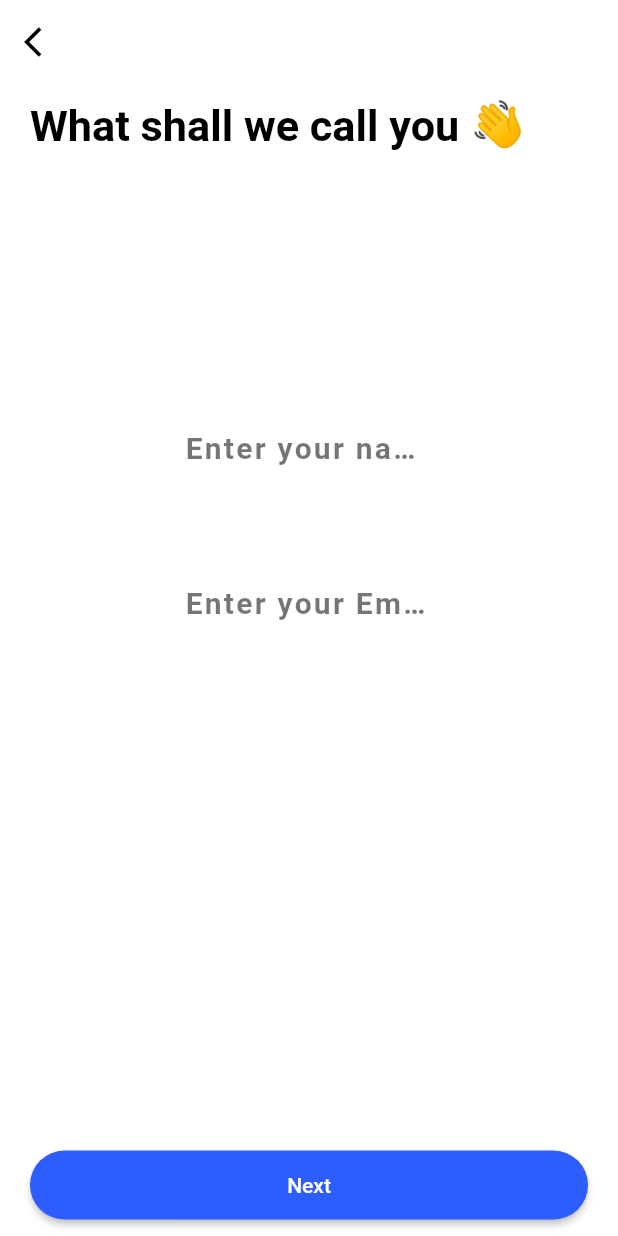
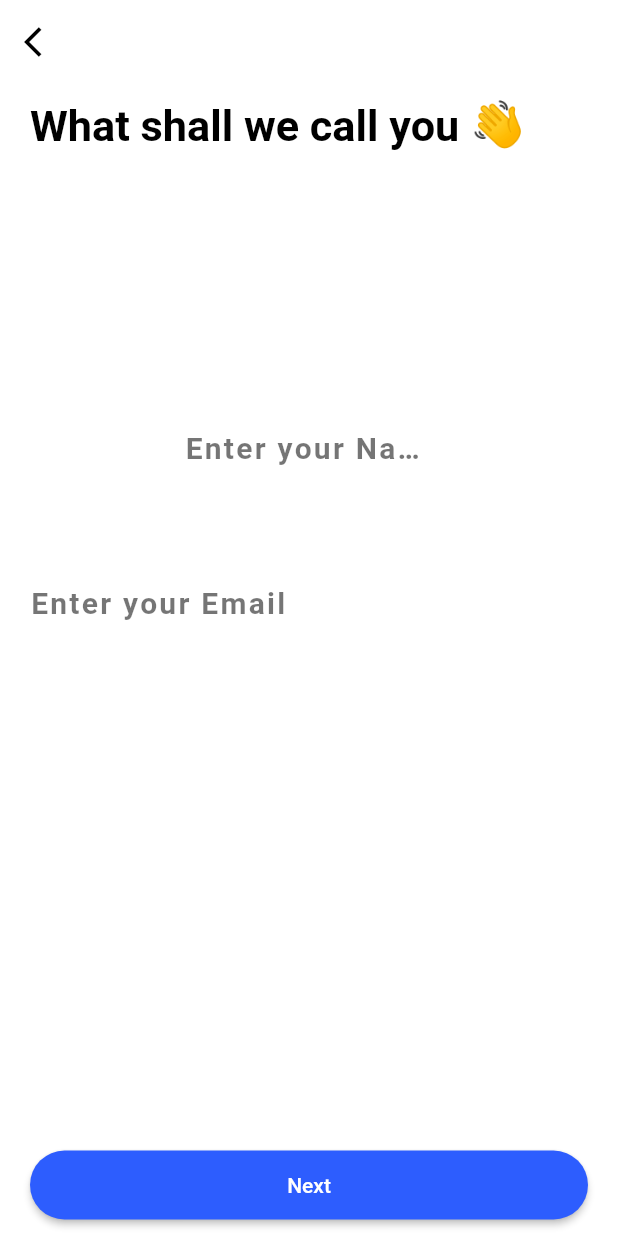
Before and after one commit to Sumit401/veno, a Flutter app: the FillDetailsScreen screen opened directly, on a phone screen of 412 x 824 dp. Run offline on Flutter 3.47's test engine with Material 2 defaults, Android fonts, the phone set to English and light mode, and no system bars; our stand-ins replace fluttertoast, pinput, simple_gradient_text, sizer; accounts and stored records are empty; Roboto replaces fonts that are missing (EmojiOne).

Commit message:
Initial Commit

```diff
--- /dev/null
+++ b/lib/reusableWidgets/textInputDecoration.dart
@@ -0,0 +1,12 @@
+import 'package:flutter/material.dart';
+
+InputDecoration textInputDecoration(String hintText){
+  return  InputDecoration(
+      border: InputBorder.none,
+      hintText: hintText,
+      hintStyle: const TextStyle(
+          fontSize: 20,
+          fontWeight: FontWeight.w700,
+          letterSpacing: 1.5,
+          color: Colors.black54));
+}
--- a/lib/screens/FillDetailsScreen.dart
+++ b/lib/screens/FillDetailsScreen.dart
@@ -8,6 +8,7 @@ import '../reusableWidgets/Dividers.dart';
 import '../reusableWidgets/appBar.dart';
 import '../reusableWidgets/flutterToast.dart';
 import '../reusableWidgets/imageDec.dart';
+import '../reusableWidgets/textInputDecoration.dart';
 import 'homePage.dart';
 
 class FillDetailsScreen extends StatefulWidget {
@@ -30,33 +31,12 @@ class _FillDetailsScreenState extends State<FillDetailsScreen> {
           children: [
             headingText(),
             const Spacer(),
-            textInput(),
+            textInputName(),
+            Dividers.verticalSeparator(50),
+            textInputEmail(),
             const Spacer(),
             const Spacer(),
-            Consumer<LoginProvider>(
-              builder: (context, loginProvider, child) {
-                return ElevatedButton(
-                    style: ButtonStyles.buttonStyleBlueColor(),
-                    onPressed: () async {
-                      if (loginProvider.userName != "" &&
-                          loginProvider.userEmail != "") {
-                        await loginProvider.updateProfileFunc();
-
-                        if (loginProvider.updateProfileResponse?.status ==
-                            true) {
-                          Navigator.of(context).pushReplacement(
-                              MaterialPageRoute(
-                                  builder: (context) => const HomeScreen()));
-                        } else {
-                          showFlutterToast(
-                              (loginProvider.updateProfileResponse?.response)
-                                  .toString());
-                        }
-                      }
-                    },
-                    child: const Text(ImageDec.next));
-              },
-            ),
+            submitButton(),
           ],
         ),
       ),
@@ -86,56 +66,69 @@ class _FillDetailsScreenState extends State<FillDetailsScreen> {
     );
   }
 
-  textInput() {
+  Widget textInputName() {
     return Container(
       margin: EdgeInsets.symmetric(horizontal: 25.w),
       child: Consumer<LoginProvider>(
         builder: (context, loginProvider, child) {
-          return Column(
-            children: [
-              TextFormField(
+          return TextFormField(
             style: const TextStyle(
                 fontSize: 25,
                 fontWeight: FontWeight.bold,
                 letterSpacing: 1.5,
                 color: Colors.black),
             keyboardType: TextInputType.name,
-                decoration: const InputDecoration(
-                    border: InputBorder.none,
-                    hintText: "Enter your name",
-                    hintStyle: TextStyle(
-                        fontSize: 20,
-                        fontWeight: FontWeight.w700,
-                        letterSpacing: 1.5,
-                        color: Colors.black54)),
+            decoration: textInputDecoration("Enter your Name"),
             onChanged: (value) {
               loginProvider.getName(value);
             },
+          );
+        },
       ),
-              Dividers.verticalSeparator(50),
-              TextFormField(
+    );
+  }
+
+  Widget textInputEmail() {
+    return Consumer<LoginProvider>(
+      builder: (context, loginProvider, child) {
+        return TextFormField(
           style: const TextStyle(
               fontSize: 25,
               fontWeight: FontWeight.bold,
               letterSpacing: 1.5,
               color: Colors.black),
           keyboardType: TextInputType.name,
-                decoration: const InputDecoration(
-                    border: InputBorder.none,
-                    hintText: "Enter your Email",
-                    hintStyle: TextStyle(
-                        fontSize: 20,
-                        fontWeight: FontWeight.w700,
-                        letterSpacing: 1.5,
-                        color: Colors.black54)),
+          decoration: textInputDecoration("Enter your Email"),
           onChanged: (value) {
             loginProvider.getEmail(value);
           },
-              ),
-            ],
         );
       },
-      ),
+    );
+  }
+
+  Widget submitButton() {
+    return Consumer<LoginProvider>(
+      builder: (context, loginProvider, child) {
+        return ElevatedButton(
+            style: ButtonStyles.buttonStyleBlueColor(),
+            onPressed: () async {
+              if (loginProvider.userName != "" &&
+                  loginProvider.userEmail != "") {
+                await loginProvider.updateProfileFunc();
+
+                if (loginProvider.updateProfileResponse?.status == true) {
+                  Navigator.of(context).pushReplacement(MaterialPageRoute(
+                      builder: (context) => const HomeScreen()));
+                } else {
+                  showFlutterToast(
+                      (loginProvider.updateProfileResponse?.response)
+                          .toString());
+                }
+              }
+            },
+            child: const Text(ImageDec.next));
+      },
     );
   }
 }
```
Also changed, not shown: lib/screens/loginScreen.dart (+30 -17 lines), lib/screens/verifyOtp.dart (+66 -49 lines). Lines whose indentation alone changed are shown as unchanged.
